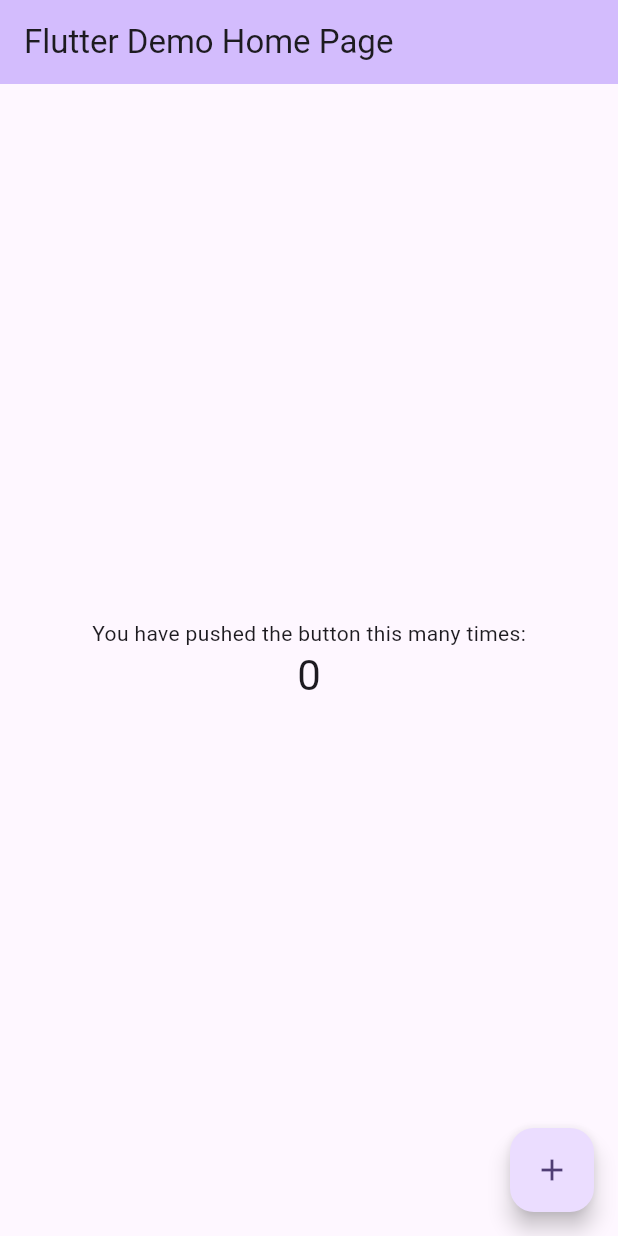
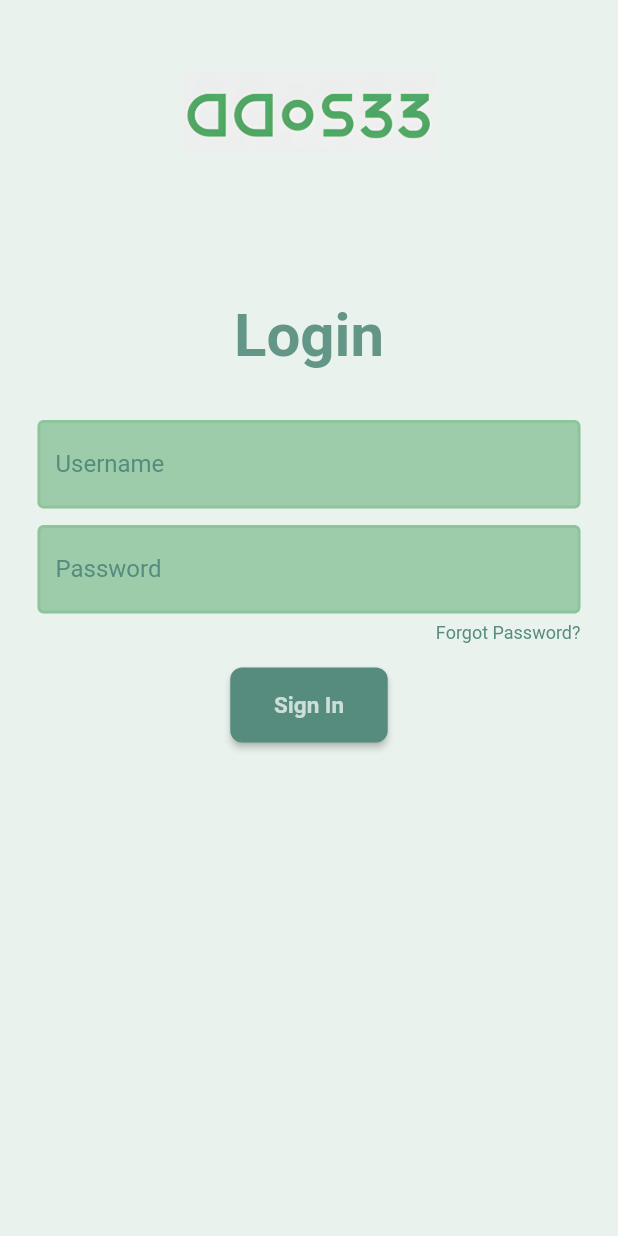
Before and after one commit to joao-anacleto1/projetosi, a Flutter app: the screen it shows after launch, on a phone screen of 412 x 824 dp. Run offline on Flutter 3.47's test engine with Material 3 defaults, Android fonts, the light colour scheme and no system bars; our stand-ins replace google_fonts.

Commit message:
add pages and some components

```diff
--- a/frontend/lib/components/drawer.dart
+++ b/frontend/lib/components/drawer.dart
@@ -13,7 +13,7 @@ class CustomAppBar extends StatelessWidget {
   @override
   Widget build(BuildContext context) {
     return AppBar(
-      backgroundColor: const Color.fromRGBO(143, 194, 104, 1),
+      backgroundColor: const Color.fromRGBO(94, 191, 118, 1),
       leading: Builder(
         builder: (BuildContext context) {
           return GestureDetector(
@@ -59,7 +59,7 @@ class CustomAppBar extends StatelessWidget {
             child: Container(
               margin: const EdgeInsets.all(10.0),
               alignment: Alignment.center,
-              child: const Icon(Icons.dashboard, size: 35,),
+              child: const Icon(Icons.person, size: 35,),
             ),
           ),
         ),
--- a/frontend/lib/components/drawer_with_back.dart
+++ b/frontend/lib/components/drawer_with_back.dart
@@ -11,7 +11,7 @@ class CustomAppBarWithBack extends StatelessWidget {
   @override
   Widget build(BuildContext context) {
     return AppBar(
-      backgroundColor: const Color.fromRGBO(143, 194, 104, 1),
+      backgroundColor: const Color.fromRGBO(94, 191, 118, 1),
       leading: GestureDetector(
         onTap: onBackButtonPressed,
         child: Opacity(
--- /dev/null
+++ b/frontend/lib/components/input_field.dart
@@ -0,0 +1,47 @@
+import 'package:flutter/material.dart';
+
+class InputField extends StatelessWidget {
+  final String labelText;
+  final bool isPassword;
+  final ValueChanged<String>? onChanged;
+
+  const InputField({
+    Key? key,
+    required this.labelText,
+    this.isPassword = false,
+    this.onChanged,
+  }) : super(key: key);
+
+  @override
+  Widget build(BuildContext context) {
+    return Padding(
+      padding: const EdgeInsets.symmetric(horizontal: 25.0),
+      child: TextField(
+        obscureText: isPassword,
+        onChanged: onChanged,
+        decoration: InputDecoration(
+          labelText: labelText,
+          labelStyle: const TextStyle(color: Color.fromRGBO(86, 140, 125, 1)),
+          filled: true,
+          fillColor: const Color.fromRGBO(81, 166, 102, 0.5),
+          enabledBorder: const OutlineInputBorder(
+            borderSide: BorderSide(
+              color: Color.fromRGBO(81, 166, 102, 0.2),
+              width: 2,
+            ),
+          ),
+          focusedBorder: const OutlineInputBorder(
+            borderSide: BorderSide(
+              color: Color.fromRGBO(81, 166, 102, 0.2),
+              width: 2,
+            ),
+          ),
+        ),
+        style: const TextStyle(
+          color: Color.fromRGBO(233, 242, 237, 1),
+          fontSize: 16,
+        ),
+      ),
+    );
+  }
+}
--- a/frontend/lib/main.dart
+++ b/frontend/lib/main.dart
@@ -1,125 +1,53 @@
 import 'package:flutter/material.dart';
+import 'package:projetoSI/pages/chat.dart';
+import 'package:projetoSI/pages/home.dart';
+import 'package:projetoSI/pages/login.dart';
+import 'package:projetoSI/pages/profile.dart';
+import 'package:projetoSI/pages/settings.dart';
 
 void main() {
-  runApp(const MyApp());
+  runApp(const MainApp());
 }
 
-class MyApp extends StatelessWidget {
-  const MyApp({super.key});
+// Menu Items ----------------------------
 
-  // This widget is the root of your application.
+final menuItems = [
+  'Home',
+  'Chat',
+  'User Profile',
+  'Settings',
+];
+
+// Page Icons ----------------------------
+
+final List<IconData> pageIcons = [
+  Icons.home,
+  Icons.chat,
+  Icons.person,
+  Icons.settings,
+];
+
+// -----------------------------------------
+
+class MainApp extends StatelessWidget {
+  const MainApp({super.key, Key? k});
+
   @override
   Widget build(BuildContext context) {
     return MaterialApp(
-      title: 'Flutter Demo',
+      title: 'DDOS33',
       theme: ThemeData(
-        // This is the theme of your application.
-        //
-        // TRY THIS: Try running your application with "flutter run". You'll see
-        // the application has a purple toolbar. Then, without quitting the app,
-        // try changing the seedColor in the colorScheme below to Colors.green
-        // and then invoke "hot reload" (save your changes or press the "hot
-        // reload" button in a Flutter-supported IDE, or press "r" if you used
-        // the command line to start the app).
-        //
-        // Notice that the counter didn't reset back to zero; the application
-        // state is not lost during the reload. To reset the state, use hot
-        // restart instead.
-        //
-        // This works for code too, not just values: Most code changes can be
-        // tested with just a hot reload.
-        colorScheme: ColorScheme.fromSeed(seedColor: Colors.deepPurple),
-        useMaterial3: true,
+        colorScheme: null,
+        useMaterial3: false,
       ),
-      home: const MyHomePage(title: 'Flutter Demo Home Page'),
+      initialRoute: '/', //Rota Inicial
+      routes: {
+        '/': (context) => const LoginPage(),
+        '/home': (context) => const HomePage(),
+        '/chat': (context) => const ChatPage(),
+        '/user_profile': (context) => const ProfilePage(),
+        '/settings': (context) => const SettingsPage(),
+      },
     );
   }
 }
-
-class MyHomePage extends StatefulWidget {
-  const MyHomePage({super.key, required this.title});
-
-  // This widget is the home page of your application. It is stateful, meaning
-  // that it has a State object (defined below) that contains fields that affect
-  // how it looks.
-
-  // This class is the configuration for the state. It holds the values (in this
-  // case the title) provided by the parent (in this case the App widget) and
-  // used by the build method of the State. Fields in a Widget subclass are
-  // always marked "final".
-
-  final String title;
-
-  @override
-  State<MyHomePage> createState() => _MyHomePageState();
-}
-
-class _MyHomePageState extends State<MyHomePage> {
-  int _counter = 0;
-
-  void _incrementCounter() {
-    setState(() {
-      // This call to setState tells the Flutter framework that something has
-      // changed in this State, which causes it to rerun the build method below
-      // so that the display can reflect the updated values. If we changed
-      // _counter without calling setState(), then the build method would not be
-      // called again, and so nothing would appear to happen.
-      _counter++;
-    });
-  }
-
-  @override
-  Widget build(BuildContext context) {
-    // This method is rerun every time setState is called, for instance as done
-    // by the _incrementCounter method above.
-    //
-    // The Flutter framework has been optimized to make rerunning build methods
-    // fast, so that you can just rebuild anything that needs updating rather
-    // than having to individually change instances of widgets.
-    return Scaffold(
-      appBar: AppBar(
-        // TRY THIS: Try changing the color here to a specific color (to
-        // Colors.amber, perhaps?) and trigger a hot reload to see the AppBar
-        // change color while the other colors stay the same.
-        backgroundColor: Theme.of(context).colorScheme.inversePrimary,
-        // Here we take the value from the MyHomePage object that was created by
-        // the App.build method, and use it to set our appbar title.
-        title: Text(widget.title),
-      ),
-      body: Center(
-        // Center is a layout widget. It takes a single child and positions it
-        // in the middle of the parent.
-        child: Column(
-          // Column is also a layout widget. It takes a list of children and
-          // arranges them vertically. By default, it sizes itself to fit its
-          // children horizontally, and tries to be as tall as its parent.
-          //
-          // Column has various properties to control how it sizes itself and
-          // how it positions its children. Here we use mainAxisAlignment to
-          // center the children vertically; the main axis here is the vertical
-          // axis because Columns are vertical (the cross axis would be
-          // horizontal).
-          //
-          // TRY THIS: Invoke "debug painting" (choose the "Toggle Debug Paint"
-          // action in the IDE, or press "p" in the console), to see the
-          // wireframe for each widget.
-          mainAxisAlignment: MainAxisAlignment.center,
-          children: <Widget>[
-            const Text(
-              'You have pushed the button this many times:',
-            ),
-            Text(
-              '$_counter',
-              style: Theme.of(context).textTheme.headlineMedium,
-            ),
-          ],
-        ),
-      ),
-      floatingActionButton: FloatingActionButton(
-        onPressed: _incrementCounter,
-        tooltip: 'Increment',
-        child: const Icon(Icons.add),
-      ), // This trailing comma makes auto-formatting nicer for build methods.
-    );
-  }
-}
--- /dev/null
+++ b/frontend/lib/pages/login.dart
@@ -0,0 +1,159 @@
+import 'package:flutter/material.dart';
+import 'package:google_fonts/google_fonts.dart';
+
+import '../components/input_field.dart';
+
+String usernameController = "";
+String passwordController = "";
+
+class LoginPage extends StatelessWidget {
+  const LoginPage({super.key});
+
+  @override
+  Widget build(BuildContext context) {
+    return Scaffold(
+      body: Stack(
+        children: [
+          //"NAV" part
+          Container(
+            decoration: const BoxDecoration(
+            color: Color.fromRGBO(233, 242, 237, 1)
+            ),
+          ),
+          Positioned(
+            top: 33,
+            left: 0,
+            right: 0,
+            child: Container(
+              width: double.infinity,
+              height: 85,
+              color: const Color.fromRGBO(233, 242, 237, 1),
+              child: Center(
+                child: Image.asset(
+                  'lib/images/logoSI.png',
+                  width: 170,
+                  height: 170,
+                ),
+              ),
+            ),
+          ),
+
+          //"Login message"(...)
+
+          Positioned(
+            top: 200, // Ajuste de posição vertical
+            left: 0,
+            right: 0,
+            child: Center(
+              child: Text(
+                "Login",
+                style: GoogleFonts.roboto(
+                  textStyle: const TextStyle(
+                    fontSize: 40,
+                    color: Color.fromRGBO(86, 140, 125, 0.9),
+                    fontWeight: FontWeight.bold,
+                  ),
+                ),
+              ),
+            ),
+          ),
+
+          // Username step
+
+          Positioned(
+            top: 280,
+            left: 0,
+            right: 0,
+            child: Center(
+              child: InputField(
+                labelText: 'Username',
+                onChanged: (value) {
+                  usernameController = value;
+                },
+              ),
+            ),
+          ),
+
+          // Password step
+
+          Positioned(
+            top: 350,
+            left: 0,
+            right: 0,
+            child: Center(
+              child: InputField(
+                labelText: 'Password',
+                isPassword: true,
+                onChanged: (value) {
+                  passwordController = value;
+                },
+              ),
+            ),
+          ),
+
+          // Forgot Password?
+
+          Positioned(
+            top: 415, // Ajuste de posição vertical
+            left: 0,
+            right: 0,
+            child: Padding(
+              padding: const EdgeInsets.symmetric(horizontal: 25.0),
+              child: Row(
+                mainAxisAlignment: MainAxisAlignment.end,
+                children: [
+                  Text(
+                    'Forgot Password?',
+                    style: GoogleFonts.roboto(
+                      textStyle: const TextStyle(
+                        fontSize: 12,
+                        color: Color.fromRGBO(86, 140, 125, 1),
+                      ),
+                    ),
+                  )
+                ],
+              ),
+            ),
+          ),
+
+          Positioned(
+            top: 445,
+            left: 0,
+            right: 0,
+            child: Center(
+              child: SizedBox(
+                width: 105,
+                height: 50,
+                child: ElevatedButton(
+                  onPressed: () {
+                    Navigator.pushNamed(context, '/home');
+                  },
+                  style: ButtonStyle(
+                    backgroundColor: MaterialStateProperty.all<Color>(
+                      const Color.fromRGBO(86, 140, 125, 1),
+                    ),
+                    shape: MaterialStateProperty.all<OutlinedBorder>(
+                      RoundedRectangleBorder(
+                        borderRadius: BorderRadius.circular(8),
+                      ),
+                    ),
+                  ),
+                  child: Text(
+                    'Sign In',
+                    style: GoogleFonts.roboto(
+                      textStyle: const TextStyle(
+                        color: Color.fromRGBO(233, 242, 237, 0.8),
+                        fontSize: 15,
+                        fontWeight: FontWeight.bold,
+                      ),
+                    ),
+                  ),
+                ),
+              ),
+            ),
+          ),
+        ],
+      ),
+    );
+  }
+}
```
Also changed, not shown: frontend/lib/components/app_pages.dart (added, +62 -0 lines), frontend/lib/components/navigation_manager.dart (+4 -10 lines), frontend/lib/pages/chat.dart (added, +68 -0 lines), frontend/lib/pages/home.dart (added, +68 -0 lines), frontend/lib/pages/profile.dart (added, +68 -0 lines), frontend/lib/pages/settings.dart (added, +68 -0 lines), 1 other file.
